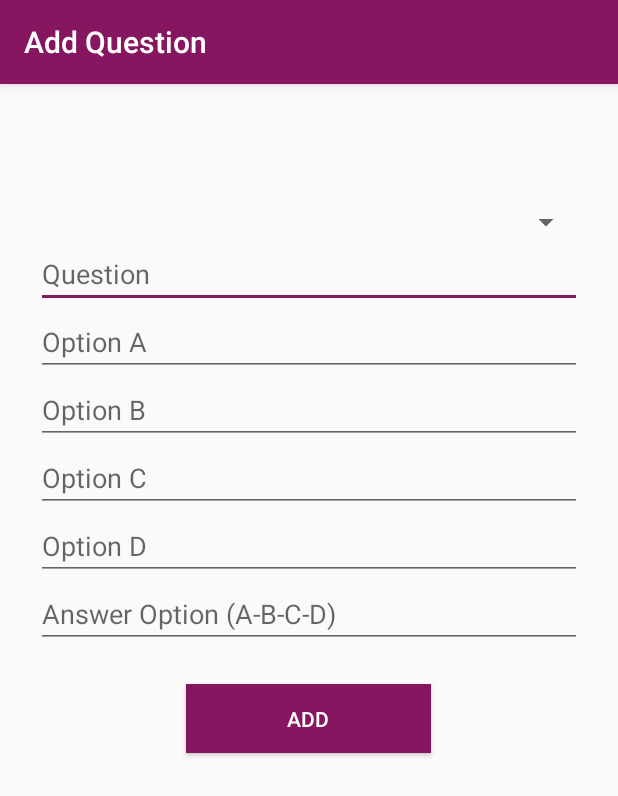
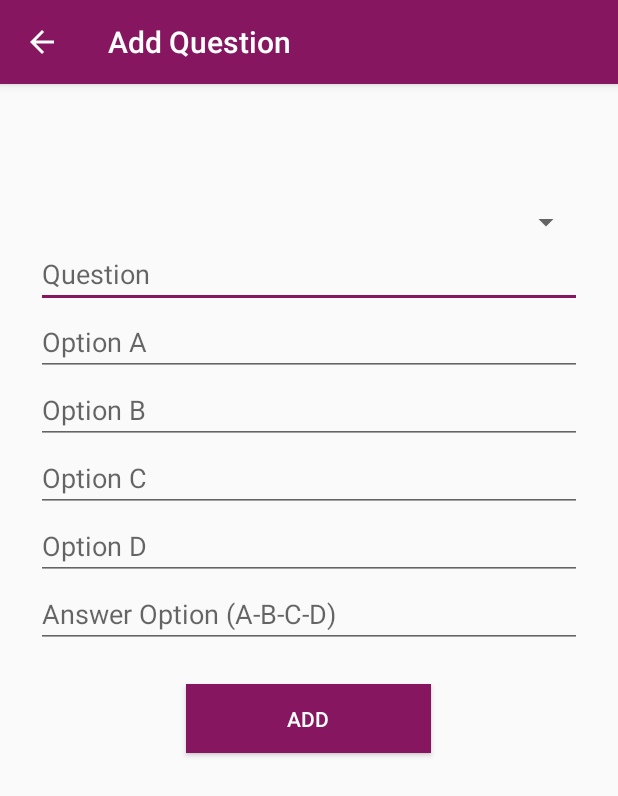
Before and after one commit to MarcoBravoG/AndroidQuizApp, an Android app: the CategoriesActivity screen opened directly, with no data from a screen before it, in the options menu, after a tap on "Add Question", on a phone screen of 412 x 824 dp. Shown: the top 796 px of the screen. Run offline under Robolectric (Android 15) with nearby library versions, the phone set to English and light mode, and no system bars; our stand-ins replace ButterKnife, Room's generated code.

Commit message:
Fixed random color and exit button bugs

```diff
--- a/app/src/main/java/pars/androidquizapp/BaseView.java
+++ b/app/src/main/java/pars/androidquizapp/BaseView.java
@@ -1,8 +1,5 @@
 package pars.androidquizapp;
 
-/**
- * Created by Princess on 11/05/2018.
- */
 
 public interface BaseView<T> {
 
--- a/app/src/main/java/pars/androidquizapp/addquestion/AddQuestionActivity.java
+++ b/app/src/main/java/pars/androidquizapp/addquestion/AddQuestionActivity.java
@@ -21,6 +21,11 @@ public class AddQuestionActivity extends AppCompatActivity {
         Toolbar toolbar = (Toolbar) findViewById(R.id.toolbar);
         setSupportActionBar(toolbar);
 
+        if (getSupportActionBar() != null) {
+            getSupportActionBar().setHomeButtonEnabled(true);
+            getSupportActionBar().setDisplayHomeAsUpEnabled(true);
+        }
+
         // Instantiates the fragment method
         if(null == savedInstanceState){
             initFragment(AddQuestionFragment.newInstance());
--- a/app/src/main/java/pars/androidquizapp/addquestion/AddQuestionContract.java
+++ b/app/src/main/java/pars/androidquizapp/addquestion/AddQuestionContract.java
@@ -1,11 +1,9 @@
 package pars.androidquizapp.addquestion;
 
 
-import java.util.List;
-
 import pars.androidquizapp.BasePresenter;
 import pars.androidquizapp.BaseView;
-import pars.androidquizapp.data.Question;
+
 
 public interface AddQuestionContract {
 
--- a/app/src/main/java/pars/androidquizapp/addquestion/AddQuestionFragment.java
+++ b/app/src/main/java/pars/androidquizapp/addquestion/AddQuestionFragment.java
@@ -1,6 +1,5 @@
 package pars.androidquizapp.addquestion;
 
-import android.app.Activity;
 import android.content.Intent;
 import android.os.Bundle;
 import android.support.annotation.Nullable;
@@ -14,7 +13,6 @@ import android.widget.ArrayAdapter;
 import android.widget.Button;
 import android.widget.EditText;
 import android.widget.Spinner;
-import android.widget.TextView;
 import android.widget.Toast;
 
 import java.util.ArrayList;
@@ -24,12 +22,8 @@ import butterknife.BindView;
 import butterknife.ButterKnife;
 import pars.androidquizapp.R;
 import pars.androidquizapp.categories.CategoriesActivity;
-import pars.androidquizapp.categories.CategoriesContract;
-import pars.androidquizapp.categories.CategoriesPresenter;
 import pars.androidquizapp.data.Category;
 import pars.androidquizapp.data.MainDatabase;
-import pars.androidquizapp.data.Question;
-import pars.androidquizapp.questions.QuestionsAdapter;
 
 
 public class AddQuestionFragment extends Fragment implements
@@ -128,11 +122,9 @@ public class AddQuestionFragment extends Fragment implements
     private void loadSpinnerData(){
         //Get all categories to the spinner
         getElements = database.categoryDao().getAllCategories();
-        Log.e("DATA", getElements.toString());
         for(Category cat : getElements){
             data.add(cat.getCategory());
         }
-        Log.e("DATA", data.toString());
 
         //create adapter for spinner
         ArrayAdapter<String> dataAdapter =
@@ -147,7 +139,6 @@ public class AddQuestionFragment extends Fragment implements
     @Override
     public void onItemSelected(AdapterView<?> parent, View view, int position, long id) {
         spinnerSelected = parent.getItemAtPosition(position).toString();
-        Toast.makeText(parent.getContext(), spinnerSelected +" is selected", Toast.LENGTH_SHORT).show();
     }
 
     @Override
--- a/app/src/main/java/pars/androidquizapp/addquestion/AddQuestionPresenter.java
+++ b/app/src/main/java/pars/androidquizapp/addquestion/AddQuestionPresenter.java
@@ -1,12 +1,8 @@
 package pars.androidquizapp.addquestion;
 
 
-import android.util.Log;
-
-import java.util.List;
-
+import pars.androidquizapp.data.QuestionDao;
 import pars.androidquizapp.data.Question;
-import pars.androidquizapp.data.QuestionDao;
 
 
 public class AddQuestionPresenter implements AddQuestionContract.Presenter{
--- a/app/src/main/java/pars/androidquizapp/categories/CategoriesActivity.java
+++ b/app/src/main/java/pars/androidquizapp/categories/CategoriesActivity.java
@@ -1,10 +1,12 @@
 package pars.androidquizapp.categories;
 
+import android.content.DialogInterface;
 import android.content.Intent;
 import android.os.Bundle;
 import android.support.v4.app.Fragment;
 import android.support.v4.app.FragmentManager;
 import android.support.v4.app.FragmentTransaction;
+import android.support.v7.app.AlertDialog;
 import android.support.v7.app.AppCompatActivity;
 import android.support.v7.widget.Toolbar;
 import android.view.Menu;
@@ -15,6 +17,7 @@ import pars.androidquizapp.addquestion.AddQuestionActivity;
 
 public class CategoriesActivity extends AppCompatActivity {
 
+    private Boolean exit = true;
     @Override
     protected void onCreate(Bundle savedInstanceState) {
         super.onCreate(savedInstanceState);
@@ -56,6 +59,8 @@ public class CategoriesActivity extends AppCompatActivity {
     @Override
     public void onBackPressed() {
         super.onBackPressed();
-        finish();
+        if(exit){
+            finish();
+        }
     }
 }
--- a/app/src/main/java/pars/androidquizapp/categories/CategoriesContract.java
+++ b/app/src/main/java/pars/androidquizapp/categories/CategoriesContract.java
@@ -16,8 +16,6 @@ public interface CategoriesContract {
         void showAddCategory();
 
         void showEmptyMessage();
-
-        void showQuestionCount();
     }
 
     interface Presenter extends BasePresenter {
@@ -28,11 +26,7 @@ public interface CategoriesContract {
 
         void fetchCategories();
 
-        void getQuestionCount();
-
         void playQuiz();
-
-        void openCategoryDetails(Category requestedCategory);
 
         void updateCategory();
 
--- a/app/src/main/java/pars/androidquizapp/categories/CategoriesFragment.java
+++ b/app/src/main/java/pars/androidquizapp/categories/CategoriesFragment.java
@@ -1,6 +1,5 @@
 package pars.androidquizapp.categories;
 
-import android.app.Activity;
 import android.app.AlertDialog;
 import android.content.Intent;
 import android.os.Bundle;
@@ -9,7 +8,6 @@ import android.support.design.widget.FloatingActionButton;
 import android.support.v4.app.Fragment;
 import android.support.v7.widget.GridLayoutManager;
 import android.support.v7.widget.RecyclerView;
-import android.util.Log;
 import android.view.LayoutInflater;
 import android.view.View;
 import android.view.ViewGroup;
@@ -70,8 +68,8 @@ public class CategoriesFragment extends Fragment implements CategoriesContract.V
                              Bundle savedInstanceState) {
         // Inflate the layout for this fragment
         View root = inflater.inflate(R.layout.fragment_categories, container, false);
+        ButterKnife.bind(this, root);
 
-        ButterKnife.bind(this, root);
         recyclerView.setLayoutManager(new GridLayoutManager(getActivity(), 2));
         categoriesAdapter = new CategoriesAdapter(getActivity(), categories, mItemListener);
         recyclerView.setAdapter(categoriesAdapter);
@@ -88,7 +86,6 @@ public class CategoriesFragment extends Fragment implements CategoriesContract.V
             Intent intent = new Intent(getContext(), QuestionsActivity.class);
             intent.putExtra("category", category.getCategory());
             startActivity(intent);
-            Toast.makeText(getContext(), category.getCategory() + " is selected", Toast.LENGTH_SHORT).show();
         }
     };
 
@@ -109,9 +106,6 @@ public class CategoriesFragment extends Fragment implements CategoriesContract.V
     @Override
     public void onStart() {
         super.onStart();
-        if(categories == null){
-            showEmptyMessage();
-        }
         mPresenter.fetchCategories();
     }
 
@@ -127,17 +121,15 @@ public class CategoriesFragment extends Fragment implements CategoriesContract.V
         emptyTextView.setVisibility(View.VISIBLE);
     }
 
-    @Override
-    public void showQuestionCount() {
-
-    }
-
 
     @Override
     public void showCategories(List<Category> category) {
-        emptyTextView.setVisibility(View.GONE);
-        categoriesAdapter.setValues(category);
-        categoriesAdapter.randomColor();
+        if(category.isEmpty()){
+            showEmptyMessage();
+        } else {
+            emptyTextView.setVisibility(View.GONE);
+            categoriesAdapter.setValues(category);
+        }
     }
 
     @Override
--- a/app/src/main/java/pars/androidquizapp/questions/QuestionsPresenter.java
+++ b/app/src/main/java/pars/androidquizapp/questions/QuestionsPresenter.java
@@ -1,7 +1,5 @@
 package pars.androidquizapp.questions;
 
-
-import android.util.Log;
 
 import java.util.List;
 
@@ -13,6 +11,7 @@ public class QuestionsPresenter implements QuestionsContract.Presenter {
     private QuestionsContract.View mView;
     private QuestionDao questionDao;
 
+
     public QuestionsPresenter(QuestionsContract.View mView, QuestionDao questionDao) {
         this.mView = mView;
         this.mView.setPresenter(this);
@@ -22,7 +21,6 @@ public class QuestionsPresenter implements QuestionsContract.Presenter {
     @Override
     public void fetchQuestions(String category) {
         List<Question> questionList = questionDao.queryQuestion(category);
-        Log.e("COUNT", "This is the number of questions "+ questionList.size());
         mView.showAllQuestions(questionList);
     }
 
--- a/app/src/main/java/pars/androidquizapp/splashscreen/SplashScreenActivity.java
+++ b/app/src/main/java/pars/androidquizapp/splashscreen/SplashScreenActivity.java
@@ -35,6 +35,10 @@ public class SplashScreenActivity extends AppCompatActivity implements SplashScr
 
     @Override
     public void showMainScreen() {
-        startActivity(new Intent(SplashScreenActivity.this, CategoriesActivity.class));
+        Intent launchNextActivity = new Intent(SplashScreenActivity.this, CategoriesActivity.class);
+        launchNextActivity.addFlags(Intent.FLAG_ACTIVITY_NEW_TASK);
+        launchNextActivity.addFlags(Intent.FLAG_ACTIVITY_CLEAR_TASK);
+        //launchNextActivity.addFlags(Intent.FLAG_ACTIVITY_NO_ANIMATION);
+        startActivity(launchNextActivity);
     }
 }
--- a/app/src/main/java/pars/androidquizapp/splashscreen/SplashScreenContract.java
+++ b/app/src/main/java/pars/androidquizapp/splashscreen/SplashScreenContract.java
@@ -1,8 +1,5 @@
 package pars.androidquizapp.splashscreen;
 
-/**
- * Created by Princess on 07/05/2018.
- */
 
 public interface SplashScreenContract {
 
--- a/app/src/main/java/pars/androidquizapp/splashscreen/SplashScreenPresenter.java
+++ b/app/src/main/java/pars/androidquizapp/splashscreen/SplashScreenPresenter.java
@@ -1,8 +1,5 @@
 package pars.androidquizapp.splashscreen;
 
-/**
- * Created by Princess on 07/05/2018.
- */
 
 public class SplashScreenPresenter implements SplashScreenContract.UserActionsListener {
 
--- a/app/src/main/res/layout/category_layout.xml
+++ b/app/src/main/res/layout/category_layout.xml
@@ -35,7 +35,7 @@
 
         </RelativeLayout>
 
-        <TextView
+        <!--<TextView
             android:id="@+id/question_count"
             android:layout_width="wrap_content"
             android:layout_height="wrap_content"
@@ -58,7 +58,7 @@
             android:layout_alignParentBottom="true"
             android:layout_alignParentEnd="true"
             android:layout_marginEnd="@dimen/activity_vertical_margin"
-            android:layout_marginBottom="@dimen/activity_vertical_margin"/>
+            android:layout_marginBottom="@dimen/activity_vertical_margin"/>-->
 
     </RelativeLayout>
 
--- a/app/src/main/res/layout/fragment_categories.xml
+++ b/app/src/main/res/layout/fragment_categories.xml
@@ -16,7 +16,7 @@
         android:layout_height="wrap_content"
         android:textSize="16sp"
         android:gravity="center"
-        android:visibility="invisible"
+        android:visibility="gone"
         android:text="@string/empty_view"
         android:layout_gravity="center" />
 
--- a/app/src/main/res/values/strings.xml
+++ b/app/src/main/res/values/strings.xml
@@ -14,7 +14,7 @@
 
     <!-- TODO: Remove or change this placeholder text -->
     <string name="hello_blank_fragment">Hello blank fragment</string>
-    <string name="take_quiz">Take Quiz</string>
+    <string name="take_quiz">Take me in</string>
     <string name="empty_question_view">No Question Found, Let\'s Add Some!</string>
 
 </resources>
```
Also changed, not shown: app/src/main/AndroidManifest.xml (+6 -1 lines), app/src/main/java/pars/androidquizapp/categories/CategoriesAdapter.java (+8 -4 lines), app/src/main/java/pars/androidquizapp/categories/CategoriesPresenter.java (+0 -10 lines), app/src/main/java/pars/androidquizapp/questions/QuestionsFragment.java (+8 -9 lines).
